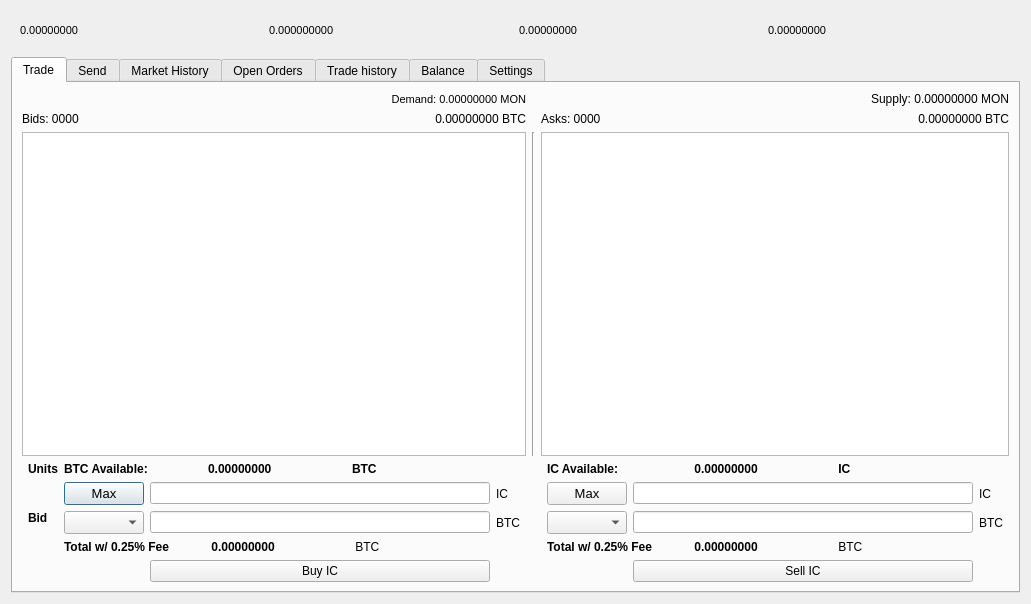
Qt form src/qt/forms/tradingdialog.ui (MoneyByte/MoneyByte) before a commit.
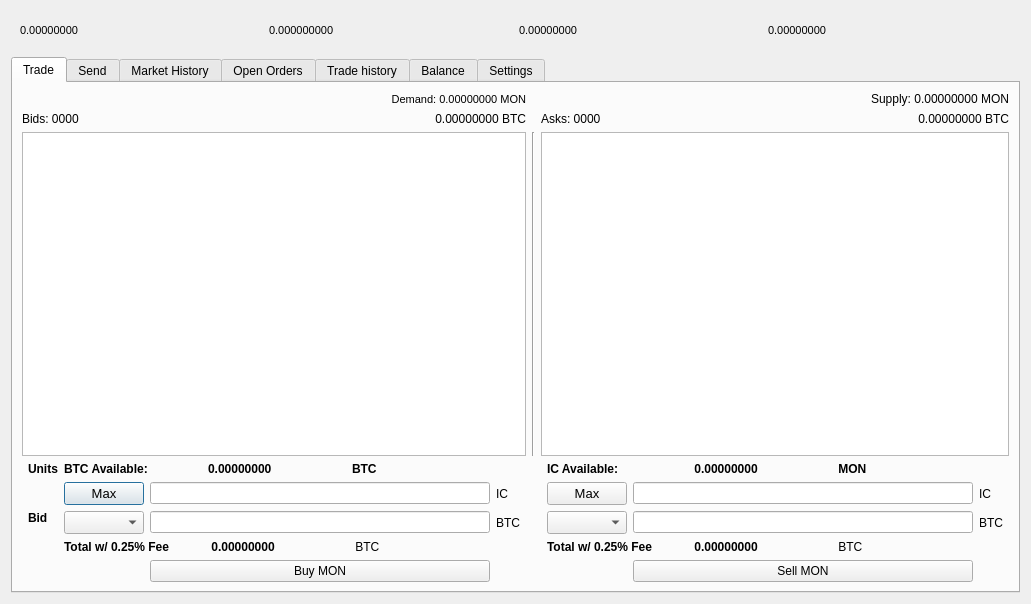
The same form after that commit. The open tabs and pages were chosen to show the change. Icons and pictures are not drawn.

```diff
--- a/src/qt/forms/tradingdialog.ui
+++ b/src/qt/forms/tradingdialog.ui
@@ -1148,7 +1148,7 @@
             </font>
            </property>
            <property name="text">
-            <string> IC</string>
+            <string> MON</string>
            </property>
           </widget>
          </item>
@@ -2239,14 +2239,14 @@
        <item row="7" column="3">
         <widget class="QPushButton" name="BuyHM">
          <property name="text">
-          <string>Buy IC</string>
+          <string>Buy MON</string>
          </property>
         </widget>
        </item>
        <item row="7" column="9">
         <widget class="QPushButton" name="SellHMBTN">
          <property name="text">
-          <string>Sell IC</string>
+          <string>Sell MON</string>
          </property>
         </widget>
        </item>
```
Left out of the diff: 8 changed lines with no effect on the pictures.
